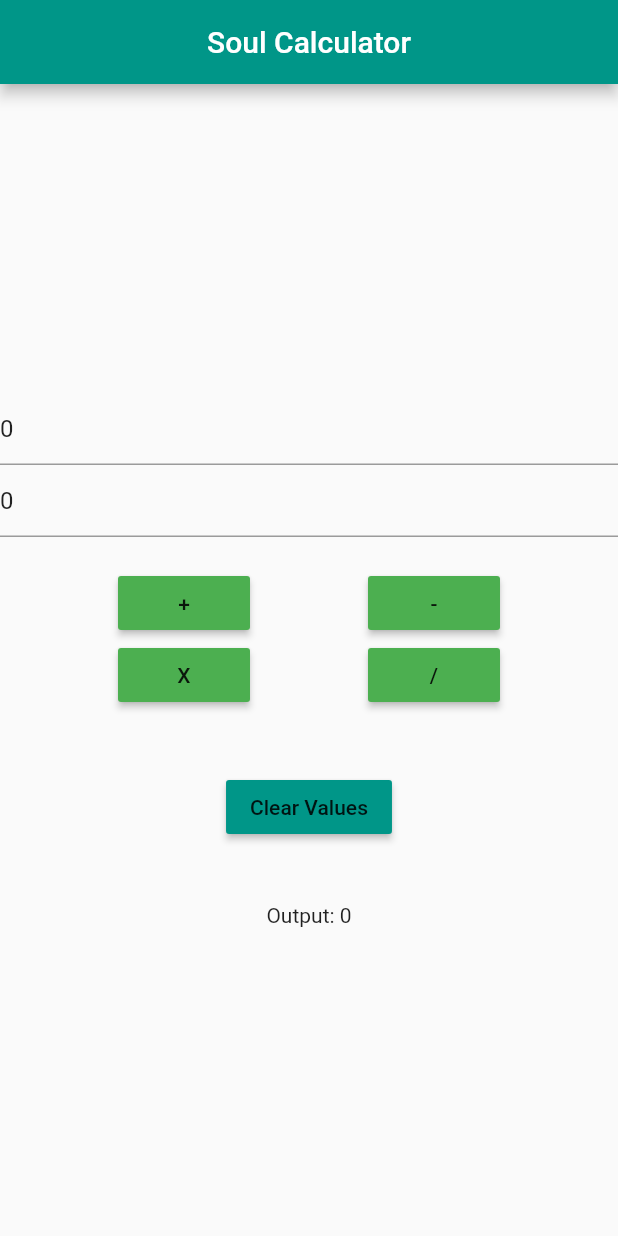
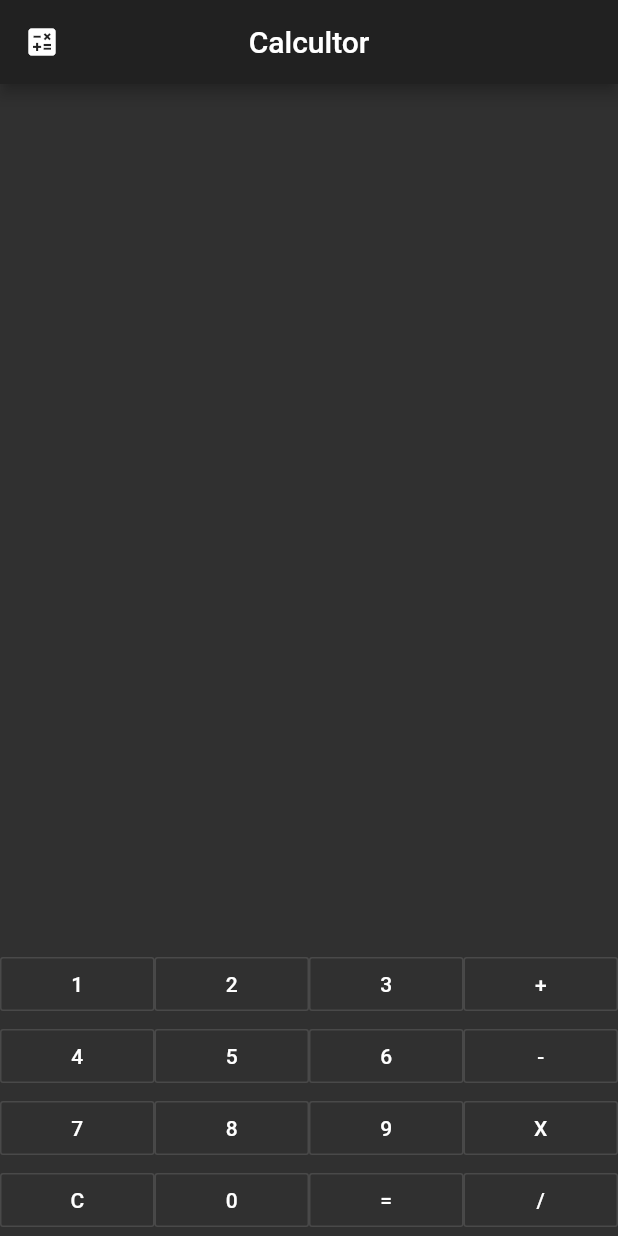
Before and after one commit to SoulCoder65/Basic-Flutter-Projects, a Flutter app: the screen it shows after launch, on a phone screen of 412 x 824 dp. Run offline on Flutter 3.47's test engine with Material 2 defaults, Android fonts, the phone set to English and light mode, and no system bars.

Commit message:
Update Calculator App

```diff
--- a/calculator_app/lib/calc.dart
+++ /dev/null
@@ -1,158 +0,0 @@
-import'package:flutter/material.dart';
-
-class Calculator extends StatefulWidget {
-  @override
-  _CalculatorState createState() => _CalculatorState();
-}
-
-class _CalculatorState extends State<Calculator> {
-  var value1=0,value2=0,result=0;
-  final TextEditingController t1=new TextEditingController(text: "0");
-  final TextEditingController t2=new TextEditingController(text: "0");
-
-  //  Sum Function
-  void AddNum()
-  {
-    setState(() {
-      value1=int.parse(t1.text);
-      value2=int.parse(t2.text);
-      result=value1+value2;
-    });
-  }
-  //  Sum Function
-  void SubNum()
-  {
-    setState(() {
-      value1=int.parse(t1.text);
-      value2=int.parse(t2.text);
-      result=value1-value2;
-    });
-
-  }//  Sum Function
-  void MultiplyNum()
-  {
-    setState(() {
-      value1=int.parse(t1.text);
-      value2=int.parse(t2.text);
-      result=value1*value2;
-    });
-
-  }//  Divide Function
-  void DivideNum()
-  {
-    setState(() {
-      value1=int.parse(t1.text);
-      value2=int.parse(t2.text);
-      result=(value1~/value2);
-    });
-
-  }
-  //Clear Function
-  void clearFun()
-  {
-    setState(() {
-      t1.text="0";
-      t2.text="0";
-    });
-  }
-  @override
-  Widget build(BuildContext context) {
-    return Scaffold(
-
-      appBar: new AppBar(
-        centerTitle: true,
-         title: new Text("Soul Calculator"),
-        backgroundColor: Colors.teal,
-
-
-        ),
-      body: new Container(
-        child: new Column(
-          mainAxisAlignment: MainAxisAlignment.center,
-          children: <Widget>[
-            new Padding(padding: const EdgeInsets.only(left: 20)),
-            new TextField(
-              keyboardType: TextInputType.number,
-              decoration: new InputDecoration(
-                hintText: "Enter First Number",
-
-              ),
-              controller: t1,
-            ),
-            new TextField(
-              keyboardType: TextInputType.number,
-              decoration: new InputDecoration(
-                hintText: "Enter Second Number",
-          ),
-              controller: t2,
-            ),
-        new Padding(
-            padding: const EdgeInsets.only(top: 20)
-        ),
-            new Row(
-
-              mainAxisAlignment: MainAxisAlignment.spaceEvenly,
-              children: <Widget>[
-                new MaterialButton(
-                  child: new Text("+"),
-                  color: Colors.green,
-                  splashColor: Colors.deepOrange,
-                  onPressed: () {
-                    AddNum();
-                  },
-              ),
-                new MaterialButton(
-                  color: Colors.green,
-                  splashColor: Colors.orangeAccent,
-                  child: new Text("-"),
-                  onPressed: () {
-                    SubNum();
-                  },
-                )
-              ],
-            ),
-            new Row(
-              mainAxisAlignment: MainAxisAlignment.spaceEvenly,
-              children: <Widget>[
-                new MaterialButton(
-                  child: new Text("X"),
-                  color: Colors.green,
-                  splashColor: Colors.orangeAccent,
-                  onPressed: () {
-                        MultiplyNum();
-                  },
-                ),
-                new MaterialButton(
-                  color: Colors.green,
-                  splashColor: Colors.orangeAccent,
-                  child: new Text("/"),
-                  onPressed: () {
-                  DivideNum();
-                  },
-                )
-              ],
-            ),
-            new Padding(padding: const EdgeInsets.only(top: 40)),
-            new Container(
-              child:
-              new MaterialButton(
-                color: Colors.teal,
-                splashColor: Colors.white,
-                minWidth: 40,
-                child: new Text("Clear Values"),
-                onPressed: () {
-                  clearFun();
-                },
-              ),
-            ),
-            new Padding(padding: const EdgeInsets.only(top: 40)),
-            new Container(
-              child: new Text("Output: $result"),
-            )
-          ],
-        ),
-      ),
-
-    );
-  }
-}
--- a/calculator_app/lib/main.dart
+++ b/calculator_app/lib/main.dart
@@ -1,16 +1,145 @@
+import 'dart:math';
+
 import 'package:flutter/material.dart';
-import 'calc.dart';
-void main()
-{
-  runApp(MyApp());
+
+void main()=>runApp(MaterialApp(
+  title: "Calculator",
+  theme: ThemeData.dark(),
+  home: CalculatorApp(),
+
+));
+
+class CalculatorApp extends StatefulWidget {
+  @override
+  _CalculatorAppState createState() => _CalculatorAppState();
 }
 
-class MyApp extends StatelessWidget {
+class _CalculatorAppState extends State<CalculatorApp> {
+  String textTodisplay="";
+   var result;
+   int num1;
+   int num2;
+   String operator;
+   void PerformOper(String val)
+  {
+    if(val=="+"||val=="-"||val=="X"||val=="/")
+        {
+          num1=int.parse(textTodisplay);
+          operator=val;
+          result="";
+        }
+    else if(val=="=")
+      {
+        num2=int.parse(textTodisplay);
+        result="";
+        if(operator=="+")
+          {
+            result=(num1+num2).toString();
+          }
+        else if(operator=="-")
+        {
+          result=(num1-num2).toString();
+        }
+        else if(operator=="X")
+        {
+          result=(num1*num2).toString();
+        }
+        else{
+            result=(num1~/num2).toString();
+
+        }
+      }
+    else if(val=="C")
+      {
+        result="";
+        num1=0;
+        num2=0;
+      }
+    else{
+
+      result=int.parse(textTodisplay+val).toString();
+
+    }
+    setState(() {
+      textTodisplay=result;
+    });
+  }
+
+  Widget CreateBtn(String val)
+  {
+    return Expanded(
+        child: OutlineButton(
+          onPressed: () => PerformOper(val) ,
+          child: Text("$val"),
+
+        ) );
+  }
+
   @override
   Widget build(BuildContext context) {
-    return MaterialApp(
-      theme: new ThemeData(primarySwatch: Colors.red),
-      home: new Calculator(),
+    return Scaffold(
+      appBar: AppBar(
+        title: Text("Calcultor"),
+        leading: Icon(Icons.calculate),
+        centerTitle: true,
+
+      ),
+    body:Container(
+      child: Column(
+        mainAxisAlignment: MainAxisAlignment.end,
+        children: <Widget>[
+          Expanded(
+
+              child:Container(
+                alignment: Alignment.bottomRight,
+                child: Text("$textTodisplay",style: TextStyle(
+                  color:Colors.yellowAccent,
+                  fontWeight: FontWeight.bold,
+                  fontSize: 30,
+                  fontFamily: "cursive",
+
+                ),),
+              ) ),
+          Row(
+            children: <Widget>[
+              CreateBtn("1"),
+              CreateBtn("2"),
+              CreateBtn("3"),
+              CreateBtn("+"),
+            ],
+          ),
+          Row(
+            children: <Widget>[
+              CreateBtn("4"),
+              CreateBtn("5"),
+              CreateBtn("6"),
+              CreateBtn("-"),
+            ],
+          ),
+          Row(
+            children: <Widget>[
+              CreateBtn("7"),
+              CreateBtn("8"),
+              CreateBtn("9"),
+              CreateBtn("X"),
+
+            ],
+          ),
+          Row(
+            children: <Widget>[
+              CreateBtn("C"),
+              CreateBtn("0"),
+              CreateBtn("="),
+              CreateBtn("/"),
+
+            ],
+          ),
+        ],
+      ),
+    ),
     );
+
+
+
   }
 }
```
